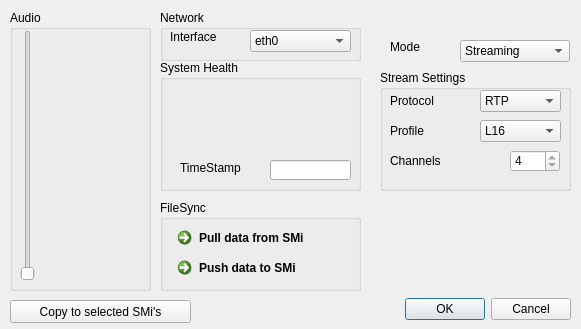
This is MINT/gui/UIs/SMconfig.ui in iem-projects/WILMAmix as Qt 5 draws it before an edit. The edited form follows.
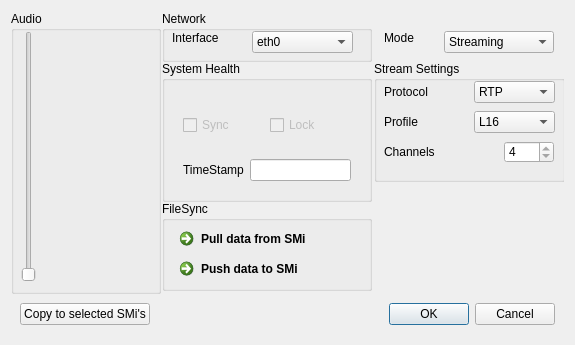
This is the edited form. Custom widgets are drawn as their Qt base class.

The edit to the form file:
```diff
--- a/MINT/gui/UIs/SMconfig.ui
+++ b/MINT/gui/UIs/SMconfig.ui
@@ -6,8 +6,8 @@
    <rect>
     <x>0</x>
     <y>0</y>
-    <width>581</width>
-    <height>329</height>
+    <width>571</width>
+    <height>345</height>
    </rect>
   </property>
   <property name="windowTitle">
@@ -16,97 +16,47 @@
   <property name="modal">
    <bool>true</bool>
   </property>
-  <widget class="QDialogButtonBox" name="closeButtons">
-   <property name="geometry">
-    <rect>
-     <x>350</x>
-     <y>290</y>
-     <width>221</width>
-     <height>39</height>
-    </rect>
+  <layout class="QVBoxLayout" name="verticalLayout_2">
+   <property name="spacing">
+    <number>0</number>
    </property>
-   <property name="orientation">
-    <enum>Qt::Horizontal</enum>
-   </property>
-   <property name="standardButtons">
-    <set>QDialogButtonBox::Cancel|QDialogButtonBox::Ok</set>
-   </property>
-  </widget>
-  <widget class="QPushButton" name="copyConfigButton">
-   <property name="geometry">
-    <rect>
-     <x>10</x>
-     <y>300</y>
-     <width>181</width>
-     <height>23</height>
-    </rect>
-   </property>
-   <property name="text">
-    <string>Copy to selected SMi's</string>
-   </property>
-  </widget>
-  <widget class="QGroupBox" name="frame_FileSync">
-   <property name="geometry">
-    <rect>
-     <x>160</x>
-     <y>200</y>
-     <width>201</width>
-     <height>91</height>
-    </rect>
-   </property>
-   <property name="title">
-    <string>FileSync</string>
-   </property>
-   <widget class="QCommandLinkButton" name="pullButton">
-    <property name="geometry">
-     <rect>
-      <x>10</x>
-      <y>20</y>
-      <width>181</width>
-      <height>31</height>
-     </rect>
-    </property>
+   <item>
+    <widget class="QWidget" name="frameConfig" native="true">
     <property name="sizePolicy">
-     <sizepolicy hsizetype="Fixed" vsizetype="Fixed">
+      <sizepolicy hsizetype="Preferred" vsizetype="Preferred">
       <horstretch>0</horstretch>
       <verstretch>0</verstretch>
      </sizepolicy>
     </property>
-    <property name="text">
-     <string>Pull data from SMi</string>
-    </property>
-   </widget>
-   <widget class="QCommandLinkButton" name="pushButton">
-    <property name="enabled">
-     <bool>true</bool>
-    </property>
-    <property name="geometry">
-     <rect>
-      <x>10</x>
-      <y>50</y>
-      <width>181</width>
-      <height>31</height>
-     </rect>
-    </property>
+     <property name="autoFillBackground">
+      <bool>false</bool>
+     </property>
+     <layout class="QHBoxLayout" name="horizontalLayout_3">
+      <property name="spacing">
+       <number>0</number>
+      </property>
+      <property name="margin">
+       <number>0</number>
+      </property>
+      <item>
+       <widget class="QGroupBox" name="frameAudio">
     <property name="sizePolicy">
-     <sizepolicy hsizetype="Fixed" vsizetype="Fixed">
+         <sizepolicy hsizetype="Minimum" vsizetype="Preferred">
       <horstretch>0</horstretch>
       <verstretch>0</verstretch>
      </sizepolicy>
     </property>
-    <property name="text">
-     <string>Push data to SMi</string>
-    </property>
-   </widget>
-  </widget>
-  <widget class="QGroupBox" name="frame_Audio">
-   <property name="geometry">
-    <rect>
-     <x>10</x>
-     <y>10</y>
-     <width>141</width>
-     <height>281</height>
-    </rect>
+        <property name="minimumSize">
+         <size>
+          <width>150</width>
+          <height>0</height>
+         </size>
+        </property>
+        <property name="maximumSize">
+         <size>
+          <width>150</width>
+          <height>16777215</height>
+         </size>
    </property>
    <property name="title">
     <string>Audio</string>
@@ -135,50 +85,142 @@
     </property>
    </widget>
   </widget>
-  <widget class="QGroupBox" name="frame_state">
+      </item>
+      <item>
+       <widget class="QWidget" name="frameMid" native="true">
+        <property name="minimumSize">
+         <size>
+          <width>213</width>
+          <height>0</height>
+         </size>
+        </property>
+        <property name="maximumSize">
+         <size>
+          <width>213</width>
+          <height>16777215</height>
+         </size>
+        </property>
+        <widget class="QGroupBox" name="frameNetwork">
    <property name="geometry">
     <rect>
-     <x>160</x>
-     <y>60</y>
-     <width>201</width>
-     <height>131</height>
-    </rect>
+           <x>1</x>
+           <y>0</y>
+           <width>210</width>
+           <height>51</height>
+          </rect>
+         </property>
+         <property name="minimumSize">
+          <size>
+           <width>210</width>
+           <height>0</height>
+          </size>
+         </property>
+         <property name="title">
+          <string>Network</string>
+         </property>
+         <widget class="QComboBox" name="networkInterface">
+          <property name="geometry">
+           <rect>
+            <x>90</x>
+            <y>20</y>
+            <width>101</width>
+            <height>22</height>
+           </rect>
+          </property>
+          <item>
+           <property name="text">
+            <string>eth0</string>
+           </property>
+          </item>
+          <item>
+           <property name="text">
+            <string>wlan0</string>
+           </property>
+          </item>
+         </widget>
+         <widget class="QLabel" name="label_networkInterface">
+          <property name="geometry">
+           <rect>
+            <x>10</x>
+            <y>20</y>
+            <width>52</width>
+            <height>13</height>
+           </rect>
+          </property>
+          <property name="text">
+           <string>Interface</string>
+          </property>
+         </widget>
+        </widget>
+        <widget class="QGroupBox" name="frameState">
+         <property name="geometry">
+          <rect>
+           <x>1</x>
+           <y>50</y>
+           <width>210</width>
+           <height>141</height>
+          </rect>
+         </property>
+         <property name="minimumSize">
+          <size>
+           <width>210</width>
+           <height>0</height>
+          </size>
    </property>
    <property name="title">
     <string>System Health</string>
    </property>
-   <widget class="statemeter" name="statemeter" native="true">
-    <property name="geometry">
-     <rect>
-      <x>10</x>
-      <y>20</y>
-      <width>181</width>
-      <height>81</height>
-     </rect>
-    </property>
-   </widget>
+         <layout class="QVBoxLayout" name="verticalLayout">
+          <item>
+           <widget class="statemeter" name="statemeter" native="true"/>
+          </item>
+          <item>
+           <widget class="QWidget" name="frameSync" native="true">
+            <layout class="QHBoxLayout" name="horizontalLayout">
+             <item>
+              <widget class="QCheckBox" name="stateSync">
+               <property name="enabled">
+                <bool>false</bool>
+               </property>
+               <property name="text">
+                <string>Sync</string>
+               </property>
+               <property name="checkable">
+                <bool>true</bool>
+               </property>
+               <property name="checked">
+                <bool>false</bool>
+               </property>
+              </widget>
+             </item>
+             <item>
+              <widget class="QCheckBox" name="stateLock">
+               <property name="enabled">
+                <bool>false</bool>
+               </property>
+               <property name="text">
+                <string>Lock</string>
+               </property>
+               <property name="checkable">
+                <bool>true</bool>
+               </property>
+              </widget>
+             </item>
+            </layout>
+           </widget>
+          </item>
+          <item>
+           <widget class="QWidget" name="frameTimestamp" native="true">
+            <layout class="QGridLayout" name="gridLayout">
+             <item row="0" column="0">
    <widget class="QLabel" name="label_timestamp">
-    <property name="geometry">
-     <rect>
-      <x>20</x>
-      <y>100</y>
-      <width>71</width>
-      <height>16</height>
-     </rect>
-    </property>
     <property name="text">
      <string>TimeStamp</string>
     </property>
    </widget>
+             </item>
+             <item row="0" column="1">
    <widget class="QLineEdit" name="timestamp">
-    <property name="geometry">
-     <rect>
-      <x>110</x>
-      <y>100</y>
-      <width>81</width>
-      <height>20</height>
-     </rect>
-    </property>
     <property name="frame">
      <bool>true</bool>
     </property>
@@ -192,20 +234,92 @@
      <string notr="true"/>
     </property>
    </widget>
-  </widget>
-  <widget class="QWidget" name="frame_Mode" native="true">
+             </item>
+            </layout>
+           </widget>
+          </item>
+         </layout>
+        </widget>
+        <widget class="QGroupBox" name="frameFileSync">
    <property name="geometry">
     <rect>
-     <x>370</x>
+           <x>1</x>
+           <y>190</y>
+           <width>210</width>
+           <height>90</height>
+          </rect>
+         </property>
+         <property name="minimumSize">
+          <size>
+           <width>210</width>
+           <height>90</height>
+          </size>
+         </property>
+         <property name="title">
+          <string>FileSync</string>
+         </property>
+         <widget class="QCommandLinkButton" name="pullButton">
+          <property name="geometry">
+           <rect>
+            <x>10</x>
      <y>20</y>
-     <width>211</width>
-     <height>181</height>
-    </rect>
+            <width>181</width>
+            <height>31</height>
+           </rect>
+          </property>
+          <property name="sizePolicy">
+           <sizepolicy hsizetype="Fixed" vsizetype="Fixed">
+            <horstretch>0</horstretch>
+            <verstretch>0</verstretch>
+           </sizepolicy>
+          </property>
+          <property name="text">
+           <string>Pull data from SMi</string>
+          </property>
+         </widget>
+         <widget class="QCommandLinkButton" name="pushButton">
+          <property name="enabled">
+           <bool>true</bool>
+          </property>
+          <property name="geometry">
+           <rect>
+            <x>10</x>
+            <y>50</y>
+            <width>181</width>
+            <height>31</height>
+           </rect>
+          </property>
+          <property name="sizePolicy">
+           <sizepolicy hsizetype="Fixed" vsizetype="Fixed">
+            <horstretch>0</horstretch>
+            <verstretch>0</verstretch>
+           </sizepolicy>
+          </property>
+          <property name="text">
+           <string>Push data to SMi</string>
+          </property>
+         </widget>
+        </widget>
+       </widget>
+      </item>
+      <item>
+       <widget class="QWidget" name="frameMode" native="true">
+        <property name="minimumSize">
+         <size>
+          <width>190</width>
+          <height>0</height>
+         </size>
+        </property>
+        <property name="maximumSize">
+         <size>
+          <width>190</width>
+          <height>16777215</height>
+         </size>
    </property>
    <widget class="QComboBox" name="modeSelector">
     <property name="geometry">
      <rect>
-      <x>90</x>
+           <x>70</x>
       <y>20</y>
       <width>110</width>
       <height>22</height>
@@ -230,7 +344,7 @@
    <widget class="QLabel" name="label_mode">
     <property name="geometry">
      <rect>
-      <x>20</x>
+           <x>10</x>
       <y>20</y>
       <width>52</width>
       <height>13</height>
@@ -240,10 +354,10 @@
      <string>Mode</string>
     </property>
    </widget>
-   <widget class="QGroupBox" name="frame_StreamSettings">
+        <widget class="QGroupBox" name="frameStreamSettings">
     <property name="geometry">
      <rect>
-      <x>10</x>
+           <x>0</x>
       <y>50</y>
       <width>191</width>
       <height>121</height>
@@ -339,52 +453,56 @@
     </widget>
    </widget>
   </widget>
-  <widget class="QGroupBox" name="frame_Network">
-   <property name="geometry">
-    <rect>
-     <x>160</x>
-     <y>10</y>
-     <width>201</width>
-     <height>51</height>
-    </rect>
-   </property>
-   <property name="title">
-    <string>Network</string>
-   </property>
-   <widget class="QComboBox" name="networkInterface">
-    <property name="geometry">
-     <rect>
-      <x>90</x>
-      <y>20</y>
-      <width>101</width>
-      <height>22</height>
-     </rect>
-    </property>
+      </item>
+     </layout>
+    </widget>
+   </item>
+   <item>
+    <widget class="QWidget" name="frameButtons" native="true">
+     <property name="sizePolicy">
+      <sizepolicy hsizetype="Preferred" vsizetype="Fixed">
+       <horstretch>0</horstretch>
+       <verstretch>0</verstretch>
+      </sizepolicy>
+     </property>
+     <layout class="QHBoxLayout" name="horizontalLayout_2">
+      <property name="spacing">
+       <number>0</number>
+      </property>
     <item>
+       <widget class="QPushButton" name="copyConfigButton">
      <property name="text">
-      <string>eth0</string>
-     </property>
+         <string>Copy to selected SMi's</string>
+        </property>
+       </widget>
     </item>
     <item>
-     <property name="text">
-      <string>wlan0</string>
-     </property>
-    </item>
-   </widget>
-   <widget class="QLabel" name="label_networkInterface">
-    <property name="geometry">
-     <rect>
-      <x>10</x>
-      <y>20</y>
-      <width>52</width>
-      <height>13</height>
-     </rect>
-    </property>
-    <property name="text">
-     <string>Interface</string>
-    </property>
-   </widget>
-  </widget>
+       <spacer name="horizontalSpacer">
+        <property name="orientation">
+         <enum>Qt::Horizontal</enum>
+        </property>
+        <property name="sizeHint" stdset="0">
+         <size>
+          <width>200</width>
+          <height>20</height>
+         </size>
+        </property>
+       </spacer>
+      </item>
+      <item>
+       <widget class="QDialogButtonBox" name="closeButtons">
+        <property name="orientation">
+         <enum>Qt::Horizontal</enum>
+        </property>
+        <property name="standardButtons">
+         <set>QDialogButtonBox::Cancel|QDialogButtonBox::Ok</set>
+        </property>
+       </widget>
+      </item>
+     </layout>
+    </widget>
+   </item>
+  </layout>
  </widget>
  <customwidgets>
   <customwidget>
```
Lines whose indentation alone changed are shown as unchanged.
